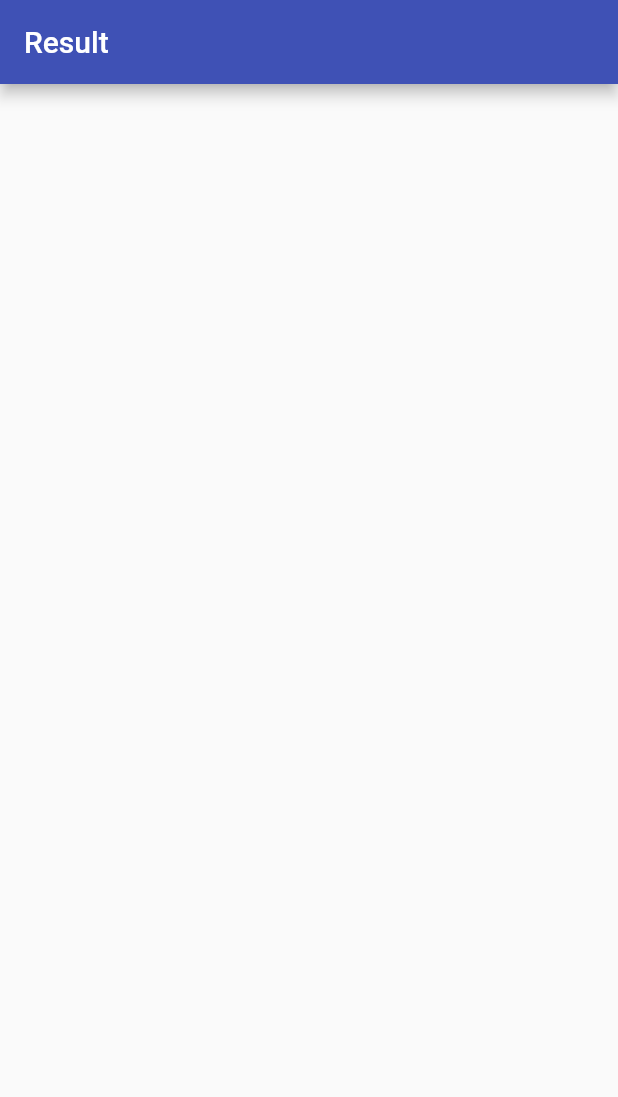
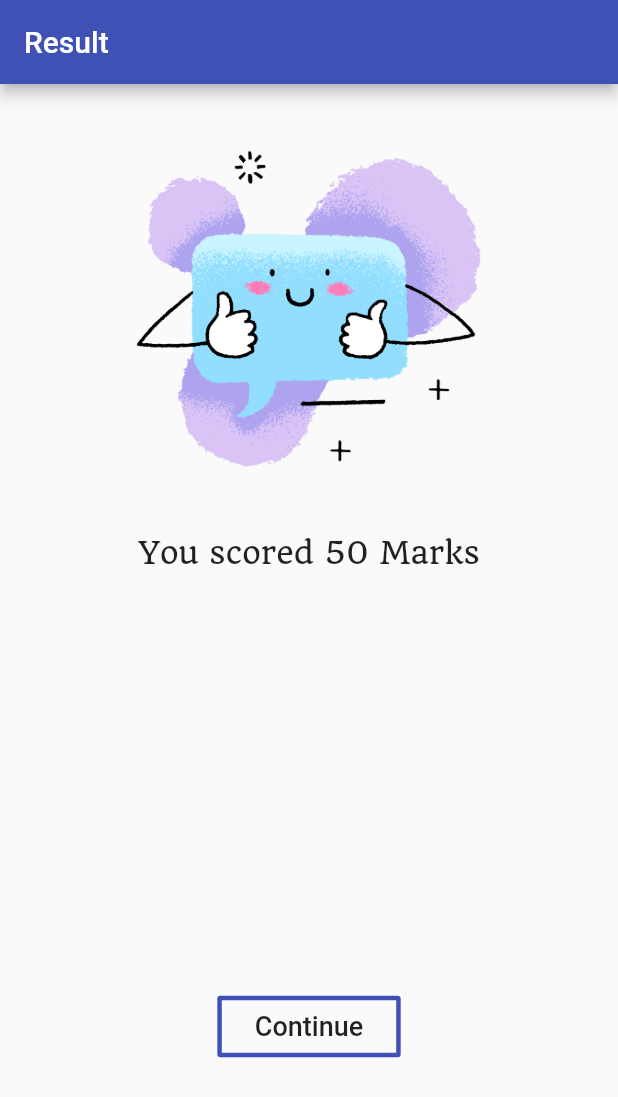
Before and after one commit to iamnotstatic/QuizApp, a Flutter app: the resultPage screen opened directly, on a phone screen of 412 x 824 dp. Shown: the top 1097 px of the screen. Run offline on Flutter 3.47's test engine with Material 2 defaults, Android fonts, the phone set to English and light mode, and no system bars; project files that could hold a hidden picture were left out.

Commit message:
designed result page layout

```diff
--- a/lib/resultpage.dart
+++ b/lib/resultpage.dart
@@ -12,6 +12,60 @@ class _resultPageState extends State<resultPage> {
       appBar: AppBar(
         title: Text("Result"),
       ),
+      body: Column(
+        children: <Widget>[
+          Expanded(
+            flex: 7,
+            child: Material(
+              child: Container(
+                child: Column(
+                  children: <Widget>[
+                    Material(
+                      child: Container(
+                        width: 300.0,
+                        height: 300.0,
+                        child: ClipRect(
+                          child: Image(
+                            image: AssetImage("images/good.png"),
+                          ),
+                        ),
+                      ),
+                    ),
+                    Center(
+                      child: Text(
+                        "You scored 50 Marks",
+                        style: TextStyle(
+                          fontSize: 20.0,
+                          fontFamily: "Quando",
+                        ),
+                      ),
+                    )
+                  ],
+                ),
+              ),
+            ),
+          ),
+          Expanded(
+            flex: 4,
+            child: Row(
+              mainAxisAlignment: MainAxisAlignment.center,
+              children: <Widget>[
+                OutlineButton(
+                  onPressed: () {},
+                  child: Text(
+                    "Continue",
+                    style: TextStyle(fontSize: 18.0),
+                  ),
+                  padding:
+                      EdgeInsets.symmetric(vertical: 10.0, horizontal: 25.0),
+                  borderSide: BorderSide(width: 3.0, color: Colors.indigo),
+                  splashColor: Colors.indigoAccent,
+                )
+              ],
+            ),
+          )
+        ],
+      ),
     );
   }
 }
```
